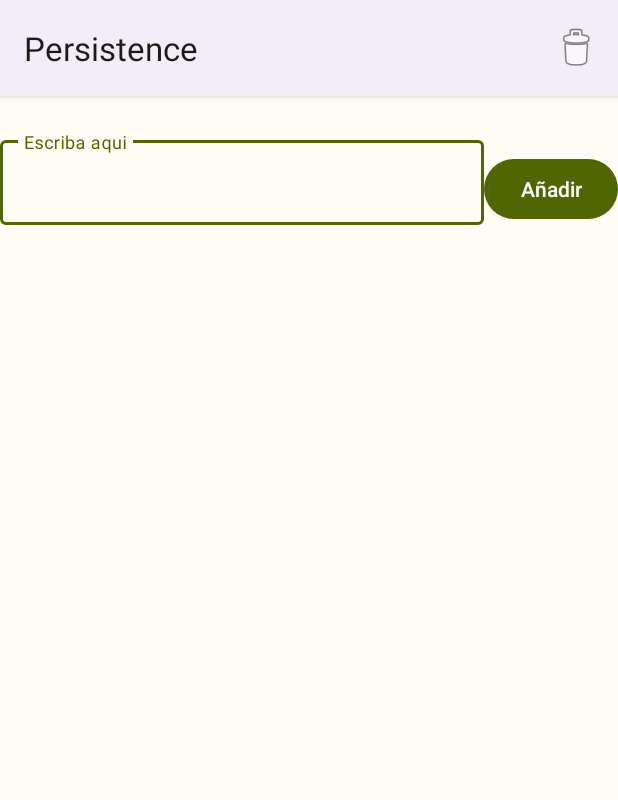
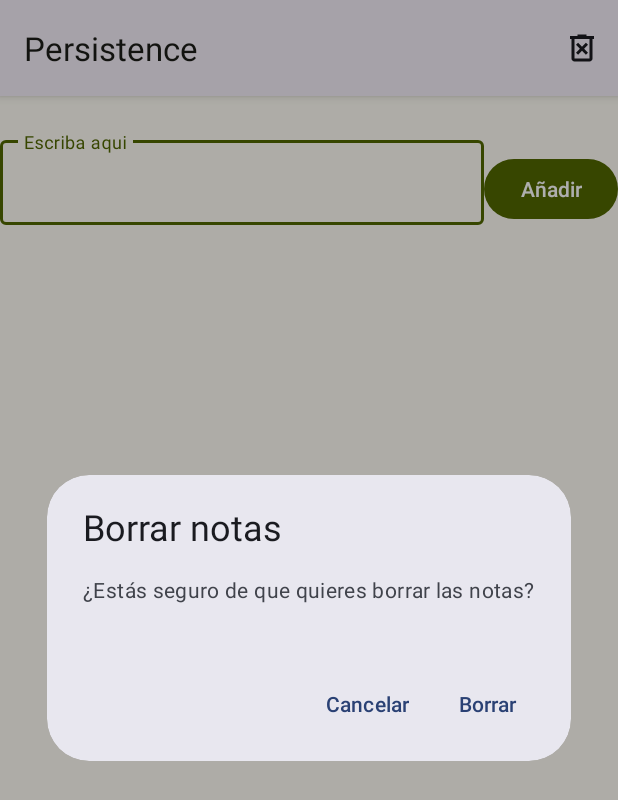
Before and after one commit to bdmariobd/Persistence-Android, an Android app: the screen it shows after launch (MainActivity), after a tap on "Borrar", on a phone screen of 412 x 824 dp. Shown: the top 800 px of the screen. Run offline under Robolectric (Android 15) with nearby library versions, the phone set to English and light mode, and no system bars.

Commit message:
Refactor dialog to other dialog

```diff
--- /dev/null
+++ b/app/src/main/java/es/mario/persistence/DialogDelete.java
@@ -0,0 +1,30 @@
+package es.mario.persistence;
+
+import android.app.Dialog;
+import android.os.Bundle;
+
+import androidx.fragment.app.DialogFragment;
+
+import com.google.android.material.dialog.MaterialAlertDialogBuilder;
+
+public class DialogDelete extends DialogFragment {
+
+    @Override
+    public Dialog onCreateDialog(Bundle savedInstanceState) {
+
+        final MainActivity mainActivity = (MainActivity) requireActivity();
+
+        return new MaterialAlertDialogBuilder(mainActivity)
+                .setTitle("Borrar notas")
+                .setMessage("¿Estás seguro de que quieres borrar las notas?")
+                .setPositiveButton("Borrar", (dialog, which) -> {
+                    // Delete the note
+                    mainActivity.deleteFile();
+                })
+                .setNegativeButton("Cancelar", (dialog, which) -> {
+                    dismiss();
+                })
+                .create();
+    }
+
+}
--- a/app/src/main/java/es/mario/persistence/MainActivity.java
+++ b/app/src/main/java/es/mario/persistence/MainActivity.java
@@ -12,6 +12,7 @@ import android.view.View;
 import android.widget.TextView;
 
 import com.google.android.material.color.DynamicColors;
+import com.google.android.material.dialog.MaterialAlertDialogBuilder;
 
 import java.io.BufferedReader;
 import java.io.FileOutputStream;
@@ -66,12 +67,17 @@ public class MainActivity extends AppCompatActivity {
     @Override
     public boolean onOptionsItemSelected(MenuItem item) {
         if (item.getItemId() == R.id.opcBorrar) {
-            deleteFile();
-            noteTextView.setText("");
+            manageClickDeleteButton();
             return true;
         }
         return super.onOptionsItemSelected(item);
     }
+
+    private void manageClickDeleteButton() {
+        DialogDelete dialogDelete = new DialogDelete();
+        dialogDelete.show(getSupportFragmentManager(), "DialogDelete");
+    }
+
 
     public String readFile(String filename) throws IOException {
         BufferedReader fin = new BufferedReader(new InputStreamReader(openFileInput(filename)));
@@ -105,10 +111,11 @@ public class MainActivity extends AppCompatActivity {
         }
     }
 
-    private void deleteFile() {
+    public void deleteFile() {
         if (fileExists()) {
-            deleteFile(MainActivity.MI_FICHERO);
+            createFile();
         }
+        noteTextView.setText("");
     }
 
     private void appendToFile(String content) {
--- /dev/null
+++ b/app/src/main/res/drawable/delete_forever_24px.xml
@@ -0,0 +1,10 @@
+<vector xmlns:android="http://schemas.android.com/apk/res/android"
+    android:width="24dp"
+    android:height="24dp"
+    android:viewportWidth="960"
+    android:viewportHeight="960"
+    android:tint="?attr/colorControlNormal">
+  <path
+      android:fillColor="@android:color/white"
+      android:pathData="M376,660L480,556L584,660L640,604L536,500L640,396L584,340L480,444L376,340L320,396L424,500L320,604L376,660ZM280,840Q247,840 223.5,816.5Q200,793 200,760L200,240L160,240L160,160L360,160L360,120L600,120L600,160L800,160L800,240L760,240L760,760Q760,793 736.5,816.5Q713,840 680,840L280,840ZM680,240L280,240L280,760Q280,760 280,760Q280,760 280,760L680,760Q680,760 680,760Q680,760 680,760L680,240ZM280,240L280,240L280,760Q280,760 280,760Q280,760 280,760L280,760Q280,760 280,760Q280,760 280,760L280,240Z"/>
+</vector>
--- a/app/src/main/res/menu/menu.xml
+++ b/app/src/main/res/menu/menu.xml
@@ -5,8 +5,8 @@
 
     <item
         android:id="@+id/opcBorrar"
-        android:icon="@android:drawable/ic_menu_delete"
+        android:icon="@drawable/delete_forever_24px"
         android:menuCategory="system"
         android:title="Borrar"
-        app:showAsAction="always" />
+        app:showAsAction="always" ></item>
 </menu>
```
